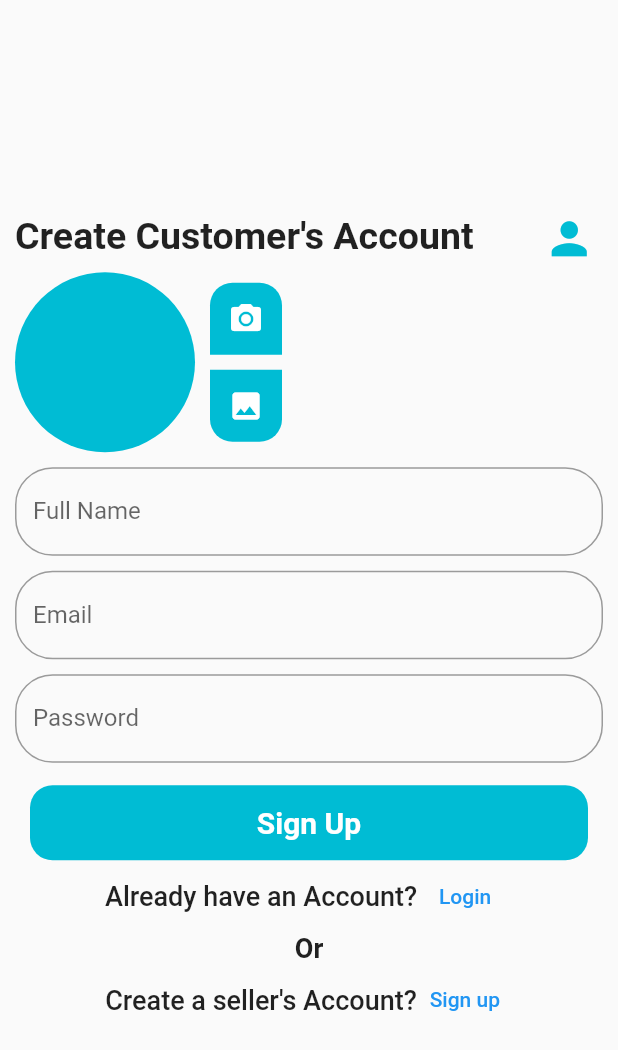
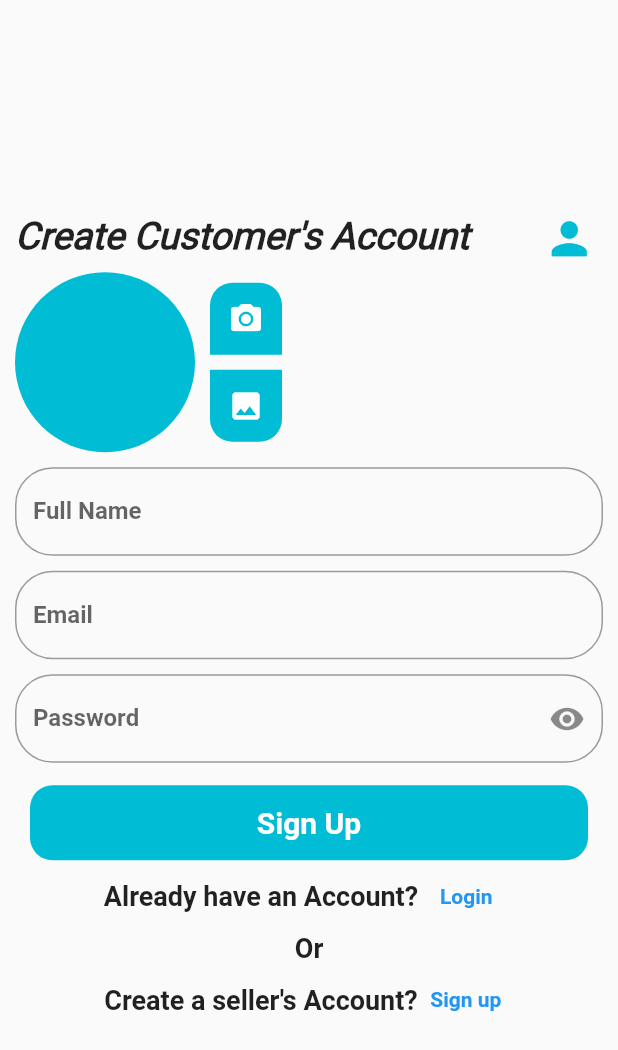
Before and after one commit to mbuguap/Multi-Vendor-Ecommerce, a Flutter app: the screen it shows after launch, on a phone screen of 412 x 824 dp. Shown: the top 1050 px of the screen. Run offline on Flutter 3.47's test engine with Material 2 defaults, Android fonts, the phone set to English and light mode, and no system bars.

Commit message:
password visibility & fonts

```diff
--- a/lib/main.dart
+++ b/lib/main.dart
@@ -16,6 +16,7 @@ class MyApp extends StatelessWidget {
       title: 'Flutter Demo',
       theme: ThemeData(
         primarySwatch: Colors.blue,
+        fontFamily: "Roboto-Bold",
       ),
       home: LandingCustomerScreen(),
     );
--- a/lib/views/auth/landing_customer_screen.dart
+++ b/lib/views/auth/landing_customer_screen.dart
@@ -1,7 +1,12 @@
 import 'package:flutter/material.dart';
 
-class LandingCustomerScreen extends StatelessWidget {
-  const LandingCustomerScreen({super.key});
+class LandingCustomerScreen extends StatefulWidget {
+  @override
+  State<LandingCustomerScreen> createState() => _LandingCustomerScreenState();
+}
+
+class _LandingCustomerScreenState extends State<LandingCustomerScreen> {
+  bool passwordVisable = true;
 
   @override
   Widget build(BuildContext context) {
@@ -18,7 +23,11 @@ class LandingCustomerScreen extends StatelessWidget {
                   children: [
                     Text(
                       "Create Customer's Account",
-                      style: TextStyle(fontSize: 25, fontWeight: FontWeight.bold),
+                      style: TextStyle(
+                          fontSize: 25,
+                          fontFamily: "Roboto-Regular",
+                          fontStyle: FontStyle.italic,
+                          fontWeight: FontWeight.bold),
                     ),
                     IconButton(
                         onPressed: () {},
@@ -99,7 +108,17 @@ class LandingCustomerScreen extends StatelessWidget {
                       height: 10,
                     ),
                     TextFormField(
+                      obscureText: passwordVisable,
                       decoration: InputDecoration(
+                          suffixIcon: IconButton(
+                              onPressed: () {
+                                setState(() {
+                                  passwordVisable = !passwordVisable;
+                                });
+                              },
+                              icon: passwordVisable
+                                  ? Icon(Icons.visibility)
+                                  : Icon(Icons.visibility_off)),
                           labelText: "Password",
                           hintText: "Enter your password",
                           border: OutlineInputBorder(
@@ -137,7 +156,8 @@ class LandingCustomerScreen extends StatelessWidget {
                     ),
                     Text(
                       'Or',
-                      style: TextStyle(fontSize: 18, fontWeight: FontWeight.bold),
+                      style:
+                          TextStyle(fontSize: 18, fontWeight: FontWeight.bold),
                     ),
                     Row(
                       mainAxisAlignment: MainAxisAlignment.center,
```
Also changed, not shown: pubspec.yaml (+4 -4 lines), assets/fonts/Merriweather-Bold.ttf (deleted), assets/fonts/Merriweather-Regular.ttf (deleted), assets/fonts/Roboto-Bold.ttf (added), assets/fonts/Roboto-Regular.ttf (added).
